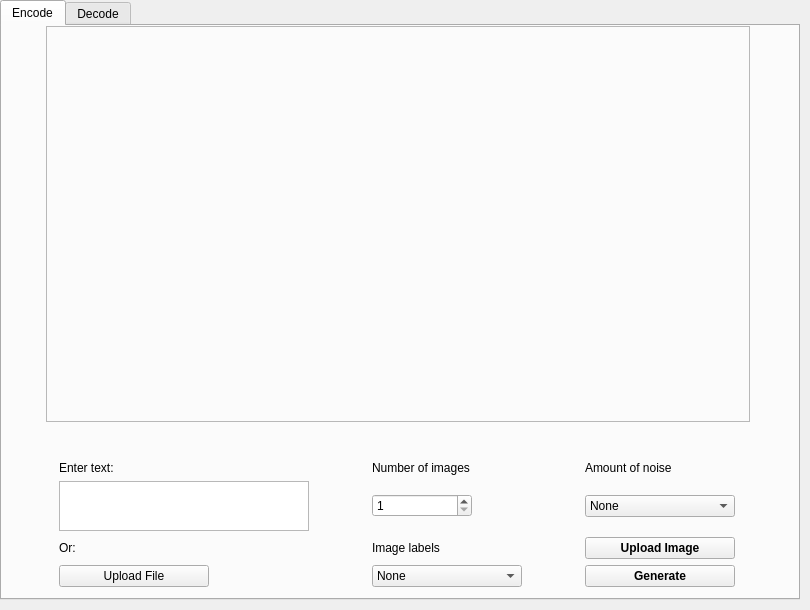
First picture: the form in StegApp/forms/mainwindow.ui, repository TaylorB315/StegTool, before the edit.
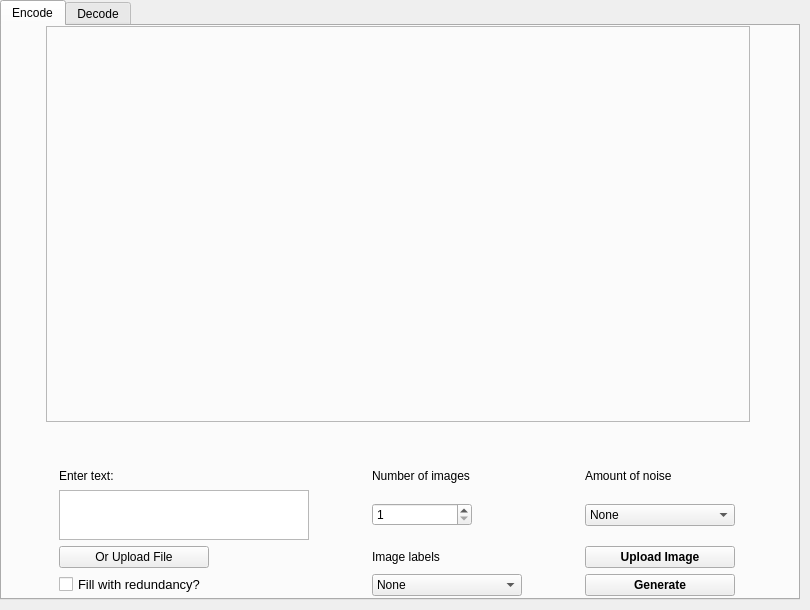
Second picture: the form after the edit.

Commit message: Implemented save to text file for output

The edit to the form file:
```diff
--- a/StegApp/forms/mainwindow.ui
+++ b/StegApp/forms/mainwindow.ui
@@ -54,12 +54,35 @@
         <x>0</x>
         <y>0</y>
         <width>791</width>
-        <height>561</height>
+        <height>570</height>
        </rect>
       </property>
       <layout class="QGridLayout" name="gridLayout_6">
        <item row="2" column="0" colspan="3">
         <layout class="QGridLayout" name="gridLayout_7">
+         <item row="5" column="2">
+          <widget class="QPushButton" name="EncodeBtn">
+           <property name="font">
+            <font>
+             <weight>75</weight>
+             <bold>true</bold>
+            </font>
+           </property>
+           <property name="text">
+            <string>Generate</string>
+           </property>
+          </widget>
+         </item>
+         <item row="2" column="0">
+          <widget class="QTextEdit" name="TextInputBox">
+           <property name="maximumSize">
+            <size>
+             <width>250</width>
+             <height>50</height>
+            </size>
+           </property>
+          </widget>
+         </item>
          <item row="1" column="1">
           <widget class="QLabel" name="label_12">
            <property name="minimumSize">
@@ -76,22 +99,6 @@
            </property>
           </widget>
          </item>
-         <item row="4" column="0">
-          <widget class="QPushButton" name="TextUploadBtn">
-           <property name="maximumSize">
-            <size>
-             <width>150</width>
-             <height>16777215</height>
-            </size>
-           </property>
-           <property name="text">
-            <string>Upload File</string>
-           </property>
-           <property name="flat">
-            <bool>false</bool>
-           </property>
-          </widget>
-         </item>
          <item row="2" column="1">
           <widget class="QSpinBox" name="NumImages">
            <property name="maximumSize">
@@ -108,13 +115,6 @@
            </property>
           </widget>
          </item>
-         <item row="3" column="1">
-          <widget class="QLabel" name="label_14">
-           <property name="text">
-            <string>Image labels</string>
-           </property>
-          </widget>
-         </item>
          <item row="1" column="2">
           <widget class="QLabel" name="label_13">
            <property name="text">
@@ -122,6 +122,40 @@
            </property>
           </widget>
          </item>
+         <item row="5" column="1">
+          <widget class="QComboBox" name="LabelSelect">
+           <item>
+            <property name="text">
+             <string>None</string>
+            </property>
+           </item>
+           <item>
+            <property name="text">
+             <string>Incremental</string>
+            </property>
+           </item>
+           <item>
+            <property name="text">
+             <string>Unique ID</string>
+            </property>
+           </item>
+          </widget>
+         </item>
+         <item row="5" column="0">
+          <widget class="QCheckBox" name="RedundancyCheck">
+           <property name="font">
+            <font>
+             <pointsize>10</pointsize>
+            </font>
+           </property>
+           <property name="layoutDirection">
+            <enum>Qt::LeftToRight</enum>
+           </property>
+           <property name="text">
+            <string>Fill with redundancy?</string>
+           </property>
+          </widget>
+         </item>
          <item row="2" column="2">
           <widget class="QComboBox" name="NoiseSelect">
            <property name="maximumSize">
@@ -152,13 +186,6 @@
            </item>
           </widget>
          </item>
-         <item row="3" column="0">
-          <widget class="QLabel" name="label_11">
-           <property name="text">
-            <string>Or:</string>
-           </property>
-          </widget>
-         </item>
          <item row="1" column="0">
           <widget class="QLabel" name="label_15">
            <property name="text">
@@ -166,35 +193,6 @@
            </property>
           </widget>
          </item>
-         <item row="4" column="1">
-          <widget class="QComboBox" name="LabelSelect">
-           <item>
-            <property name="text">
-             <string>None</string>
-            </property>
-           </item>
-           <item>
-            <property name="text">
-             <string>Incremental</string>
-            </property>
-           </item>
-           <item>
-            <property name="text">
-             <string>Unique ID</string>
-            </property>
-           </item>
-          </widget>
-         </item>
-         <item row="2" column="0">
-          <widget class="QTextEdit" name="TextInputBox">
-           <property name="maximumSize">
-            <size>
-             <width>250</width>
-             <height>50</height>
-            </size>
-           </property>
-          </widget>
-         </item>
          <item row="3" column="2">
           <widget class="QPushButton" name="EncodeImageUploadBtn">
            <property name="font">
@@ -208,16 +206,26 @@
            </property>
           </widget>
          </item>
-         <item row="4" column="2">
-          <widget class="QPushButton" name="EncodeBtn">
-           <property name="font">
-            <font>
-             <weight>75</weight>
-             <bold>true</bold>
-            </font>
+         <item row="3" column="0">
+          <widget class="QPushButton" name="TextUploadBtn">
+           <property name="maximumSize">
+            <size>
+             <width>150</width>
+             <height>16777215</height>
+            </size>
            </property>
            <property name="text">
-            <string>Generate</string>
+            <string>Or Upload File</string>
+           </property>
+           <property name="flat">
+            <bool>false</bool>
+           </property>
+          </widget>
+         </item>
+         <item row="3" column="1">
+          <widget class="QLabel" name="label_14">
+           <property name="text">
+            <string>Image labels</string>
            </property>
           </widget>
          </item>
@@ -327,7 +335,7 @@
        <string>Click here to upload the encoded image:</string>
       </property>
      </widget>
-     <widget class="QCheckBox" name="checkBox">
+     <widget class="QCheckBox" name="saveText">
       <property name="geometry">
        <rect>
         <x>20</x>
@@ -340,7 +348,7 @@
        <string>Save to txt file?</string>
       </property>
      </widget>
-     <widget class="QLineEdit" name="lineEdit">
+     <widget class="QLineEdit" name="FilenameBox">
       <property name="geometry">
        <rect>
         <x>150</x>
```
The commit also changes 1 other file.
